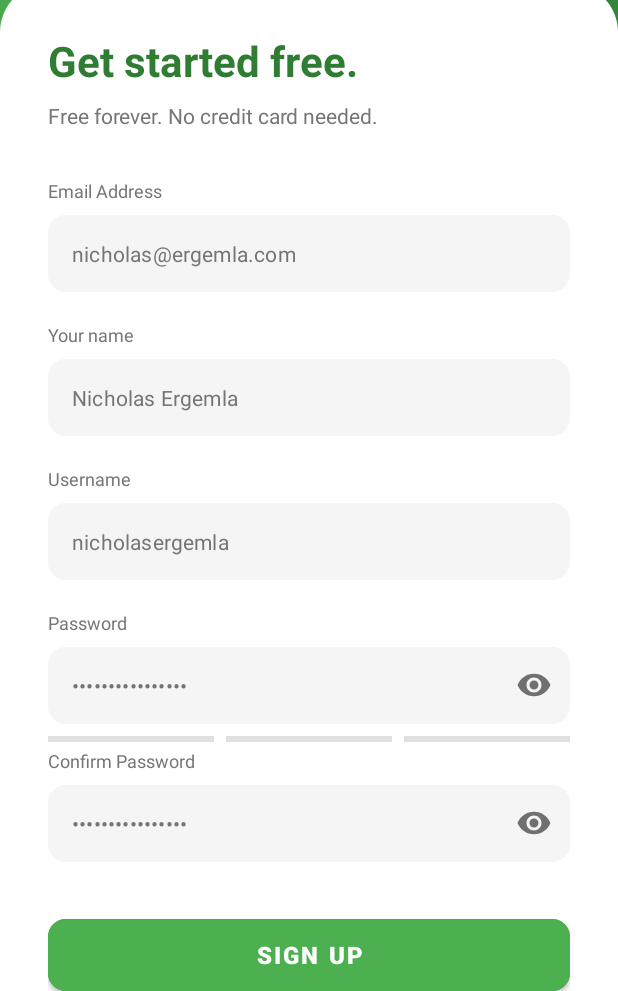
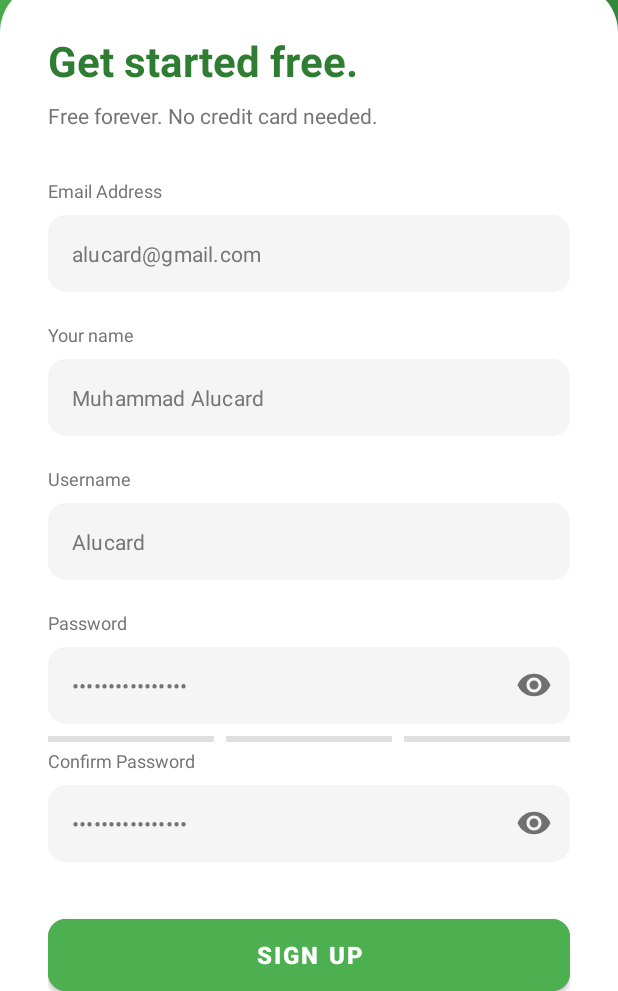
Before and after one commit to TrendoD/Nutri-Mate, an Android app: the RegisterActivity screen opened directly, with no data from a screen before it, on a phone screen of 412 x 824 dp, the part 245-1236 px from its top. Run offline under Robolectric (Android 15) with nearby library versions, the phone set to English and light mode, and no system bars; our stand-ins replace Room's generated code.

Commit message:
Update input field hints in login and register layouts
Changed the example hints for email, full name, and username fields in activity_login.xml and activity_register.xml to use new sample values. This improves clarity and consistency in the UI placeholders.

```diff
--- a/app/src/main/res/layout/activity_login.xml
+++ b/app/src/main/res/layout/activity_login.xml
@@ -107,7 +107,7 @@
                     android:id="@+id/etUsername"
                     android:layout_width="match_parent"
                     android:layout_height="wrap_content"
-                    android:hint="nicholas@ergemla.com"
+                    android:hint="alucard@gmail.com"
                     android:textColorHint="@color/gray_text"
                     android:inputType="textEmailAddress"
                     android:textSize="14sp"
--- a/app/src/main/res/layout/activity_register.xml
+++ b/app/src/main/res/layout/activity_register.xml
@@ -109,7 +109,7 @@
                     android:id="@+id/etEmail"
                     android:layout_width="match_parent"
                     android:layout_height="wrap_content"
-                    android:hint="nicholas@ergemla.com"
+                    android:hint="alucard@gmail.com"
                     android:textColorHint="@color/gray_text"
                     android:inputType="textEmailAddress"
                     android:textSize="14sp"
@@ -142,7 +142,7 @@
                     android:id="@+id/etFullName"
                     android:layout_width="match_parent"
                     android:layout_height="wrap_content"
-                    android:hint="Nicholas Ergemla"
+                    android:hint="Muhammad Alucard"
                     android:textColorHint="@color/gray_text"
                     android:inputType="textPersonName"
                     android:textSize="14sp"
@@ -175,7 +175,7 @@
                     android:id="@+id/etUsername"
                     android:layout_width="match_parent"
                     android:layout_height="wrap_content"
-                    android:hint="nicholasergemla"
+                    android:hint="Alucard"
                     android:textColorHint="@color/gray_text"
                     android:inputType="text"
                     android:textSize="14sp"
```
